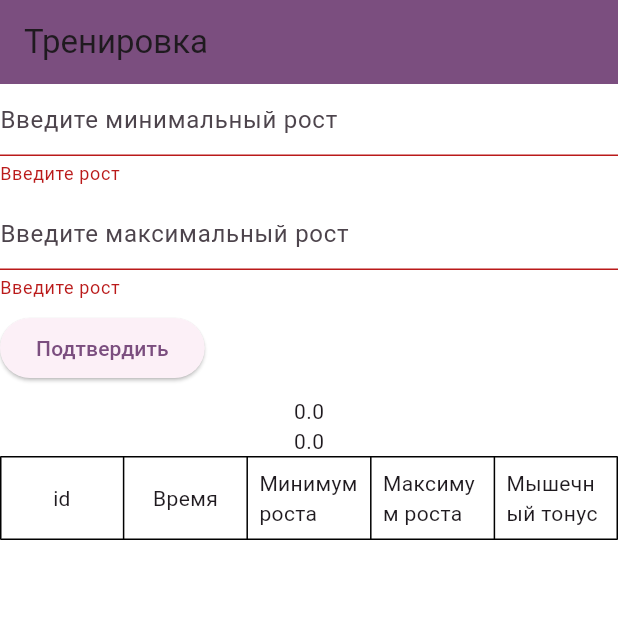
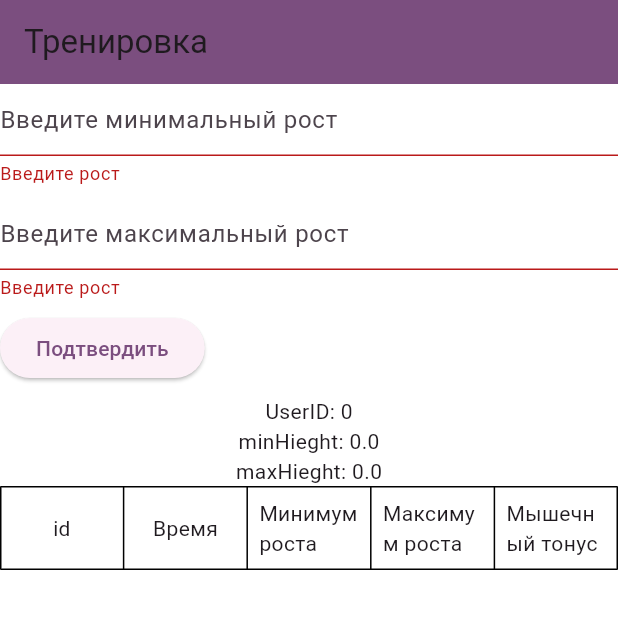
Before and after one commit to Dif13/miotonus, a Flutter app: the screen it shows after launch, after a tap on "Подтвердить", on a phone screen of 412 x 824 dp, the top half of it. Run offline on Flutter 3.47's test engine with Material 3 defaults, Android fonts, the phone set to English and light mode, and no system bars; our stand-ins replace flutter_bloc, go_router.

Commit message:
Stable.
Создана структура User. Обновлён support.

```diff
--- /dev/null
+++ b/lib/src/domain/models/user.dart
@@ -0,0 +1,10 @@
+class User {
+  int id;
+  double maxHieght, minHieght;
+
+  User({
+    required this.id,
+    required this.minHieght,
+    required this.maxHieght,
+  });
+}
--- /dev/null
+++ b/lib/src/presentation/cubits/user_cubit.dart
@@ -0,0 +1,13 @@
+import 'package:flutter_bloc/flutter_bloc.dart';
+import 'package:miotonus/src/domain/models/user.dart';
+
+class UserCubit extends Cubit<User> {
+  UserCubit()
+      : super(
+          User(
+            id: 0,
+            minHieght: 0.0,
+            maxHieght: 0.0,
+          ),
+        );
+}
--- a/lib/src/presentation/cubits/workout_table_row_lst_cubit.dart
+++ b/lib/src/presentation/cubits/workout_table_row_lst_cubit.dart
@@ -1,25 +1,28 @@
 import 'package:flutter_bloc/flutter_bloc.dart';
 import 'package:miotonus/src/domain/models/workout_table_row.dart';
+import 'package:miotonus/src/presentation/cubits/user_cubit.dart';
 
 class WorkoutTableRowLstCubit extends Cubit<List<WorkoutTableRow>> {
   WorkoutTableRowLstCubit()
-      : super([
+      : super(
+          [
             WorkoutTableRow(
                 id: -1,
                 time: DateTime.now(),
                 localHieghtMin: 0.0,
                 localHieghtMax: 0.0,
                 muscleTone: 5),
-        ]);
+          ],
+        );
 
-  void updateState() {
+  void updateState(UserCubit userCubit) {
     state.last = WorkoutTableRow(
         id: state.last.id,
         time: DateTime.now(),
         localHieghtMin: state.last.localHieghtMin,
         localHieghtMax: state.last.localHieghtMax,
         muscleTone: state.last.muscleTone);
-    // print(state.length);
+    print(userCubit.state.id);
     // print(state.last.id);
 
     emit([...state]);
@@ -34,3 +37,28 @@ class WorkoutTableRowLstCubit extends Cubit<List<WorkoutTableRow>> {
     );
   }
 }
+
+/*
+Макс. рост
+1) нисходящий 1-25
+Y = 4,40-0,1*x
+2) Восходящий 25 - 50
+Y = 2,107 +0,09908*x
+
+
+Мин рост
+1) 1-25
+Y = 0,08969*x-0,2243
+2) 25-32
+Y = 1,818-0,2821*x
+3) 32 - 50
+Y = 0,6532+0,2303*x
+
+
+    1. Зона индивидуальных минимальных и максимальных значений роста (с 1 по 5 градацию);
+    2. Зона оптимальных значений тонуса мышц (с 6 по 13 градацию);
+    3. Рабочая зона (с 14 по 21 градацию);
+    4. Зона резко повышенного тонуса всех скелетных мышц (с 22 по 27 градацию);
+    5. Зона "второго дыхания" (с 28 по 36 градацию);
+    6. Зона повышенного тонуса (с 37 по 50 градацию)
+*/
--- a/lib/src/presentation/views/workout_page.dart
+++ b/lib/src/presentation/views/workout_page.dart
@@ -3,6 +3,7 @@ import 'dart:math';
 import 'package:flutter/material.dart';
 import 'package:flutter_bloc/flutter_bloc.dart';
 import 'package:miotonus/src/domain/models/workout_table_row.dart';
+import 'package:miotonus/src/presentation/cubits/user_cubit.dart';
 import 'package:miotonus/src/presentation/cubits/workout_table_row_lst_cubit.dart';
 import 'package:miotonus/src/presentation/widgets/workout_form_field_height.dart';
 import 'package:miotonus/src/utils/constants/nums.dart';
@@ -21,6 +22,7 @@ class WorkoutPage extends StatefulWidget {
 class _WorkoutPageState extends State<WorkoutPage> {
   final GlobalKey<FormState> _formKey = GlobalKey<FormState>();
 
+  UserCubit userCubit = UserCubit();
   WorkoutTableRowLstCubit workoutTableRowLstCubit = WorkoutTableRowLstCubit();
 
   @override
@@ -54,7 +56,8 @@ class _WorkoutPageState extends State<WorkoutPage> {
                           children: <TableRow>[
                             TableRow(
                               children: [
-                                _standartTableCell(const Text('id')),
+                                _standartTableCell(
+                                    const Text('id')), //TODO: fix this
                                 _standartTableCell(
                                     const Text(workoutColumnNameTime)),
                                 _standartTableCell(
@@ -68,20 +71,22 @@ class _WorkoutPageState extends State<WorkoutPage> {
                             ...workoutTableRowLstCubit.state
                                 .sublist(
                                     0, workoutTableRowLstCubit.state.length - 1)
-                                .map((row) => TableRow(
+                                .map(
+                                  (row) => TableRow(
                                     children: [
                                       _standartTableCell(
                                           Text(row.id.toString())),
                                       _standartTableCell(Text(
                                           DateFormat.Hms().format(row.time))),
-                                        _standartTableCell(Text(
-                                            row.localHieghtMin.toString())),
-                                        _standartTableCell(Text(
-                                            row.localHieghtMax.toString())),
+                                      _standartTableCell(
+                                          Text(row.localHieghtMin.toString())),
+                                      _standartTableCell(
+                                          Text(row.localHieghtMax.toString())),
                                       _standartTableCell(
                                           Text(row.muscleTone.toString())),
                                     ],
-                                    )),
+                                  ),
+                                ),
                           ],
                         ),
                       ],
@@ -124,7 +129,7 @@ class _WorkoutPageState extends State<WorkoutPage> {
           ElevatedButton(
             onPressed: () {
               if (_formKey.currentState!.validate()) {
-                workoutTableRowLstCubit.updateState();
+                workoutTableRowLstCubit.updateState(userCubit);
               }
             },
             child: const Text(workoutFormTextButtonConfirm),
@@ -153,39 +158,15 @@ class _WorkoutPageState extends State<WorkoutPage> {
         ],
       );
     } else {
-      print(rowLst.length);
       return Column(
         children: [
-          Text(rowLst[max(rowLst.length - 2, 0)].localHieghtMin.toString()),
-          Text(rowLst[max(rowLst.length - 2, 0)].localHieghtMax.toString()),
+          Text('UserID: ${userCubit.state.id}'),
+          Text(
+              'minHieght: ${rowLst[max(rowLst.length - 2, 0)].localHieghtMin}'),
+          Text(
+              'maxHieght: ${rowLst[max(rowLst.length - 2, 0)].localHieghtMax}'),
         ],
       );
     }
   }
 }
-
-
-/*
-Макс. рост
-1) нисходящий 1-25
-Y = 4,40-0,1*x
-2) Восходящий 25 - 50
-Y = 2,107 +0,09908*x
-
-
-Мин рост
-1) 1-25
-Y = 0,08969*x-0,2243
-2) 25-32
-Y = 1,818-0,2821*x
-3) 32 - 50
-Y = 0,6532+0,2303*x
-
-
-    1. Зона индивидуальных минимальных и максимальных значений роста (с 1 по 5 градацию);
-    2. Зона оптимальных значений тонуса мышц (с 6 по 13 градацию);
-    3. Рабочая зона (с 14 по 21 градацию);
-    4. Зона резко повышенного тонуса всех скелетных мышц (с 22 по 27 градацию);
-    5. Зона "второго дыхания" (с 28 по 36 градацию);
-    6. Зона повышенного тонуса (с 37 по 50 градацию)
-*/
```
Lines whose indentation alone changed are shown as unchanged.
